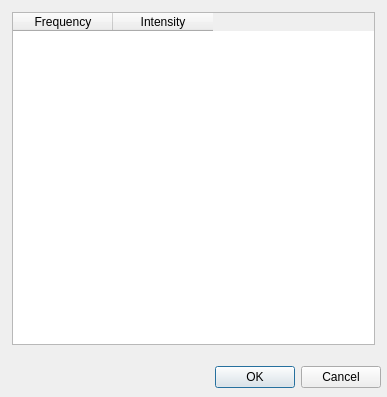
The window that libavogadro/src/extensions/vibrationdialog.ui (cryos/avogadro) describes before a commit, drawn with Qt 5.
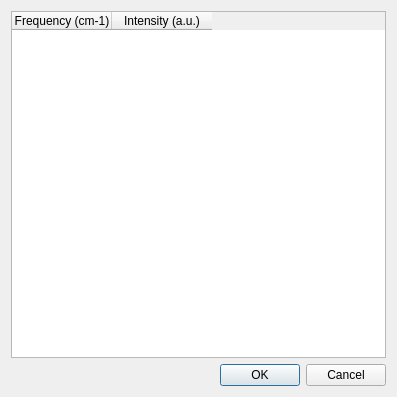
The same window after the commit.

Commit message: A variety of cleanups in the vibration extension, including UI layout fixes, calls for molecule/widget update, etc.

```diff
--- a/libavogadro/src/extensions/vibrationdialog.ui
+++ b/libavogadro/src/extensions/vibrationdialog.ui
@@ -5,22 +5,16 @@
    <rect>
     <x>0</x>
     <y>0</y>
-    <width>387</width>
+    <width>397</width>
     <height>397</height>
    </rect>
   </property>
   <property name="windowTitle" >
    <string>Molecular Vibrations</string>
   </property>
+  <layout class="QVBoxLayout" name="verticalLayout" >
+   <item>
   <widget class="QTableWidget" name="vibrationTable" >
-   <property name="geometry" >
-    <rect>
-     <x>12</x>
-     <y>12</y>
-     <width>363</width>
-     <height>333</height>
-    </rect>
-   </property>
    <property name="horizontalScrollBarPolicy" >
     <enum>Qt::ScrollBarAlwaysOff</enum>
    </property>
@@ -36,9 +30,6 @@
    <property name="gridStyle" >
     <enum>Qt::SolidLine</enum>
    </property>
-   <property name="sortingEnabled" >
-    <bool>false</bool>
-   </property>
    <property name="rowCount" >
     <number>0</number>
    </property>
@@ -47,24 +38,18 @@
    </property>
    <column>
     <property name="text" >
-     <string>Frequency</string>
+       <string>Frequency (cm-1)</string>
     </property>
    </column>
    <column>
     <property name="text" >
-     <string>Intensity</string>
+       <string>Intensity (a.u.)</string>
     </property>
    </column>
   </widget>
+   </item>
+   <item>
   <widget class="QDialogButtonBox" name="buttonBox" >
-   <property name="geometry" >
-    <rect>
-     <x>6</x>
-     <y>361</y>
-     <width>375</width>
-     <height>32</height>
-    </rect>
-   </property>
    <property name="orientation" >
     <enum>Qt::Horizontal</enum>
    </property>
@@ -72,6 +57,8 @@
     <set>QDialogButtonBox::Cancel|QDialogButtonBox::Ok</set>
    </property>
   </widget>
+   </item>
+  </layout>
  </widget>
  <resources/>
  <connections>
```
Left out of the diff: 3 changed lines with no effect on the pictures. Lines whose indentation alone changed are shown as unchanged. The commit also changes 2 other files.
